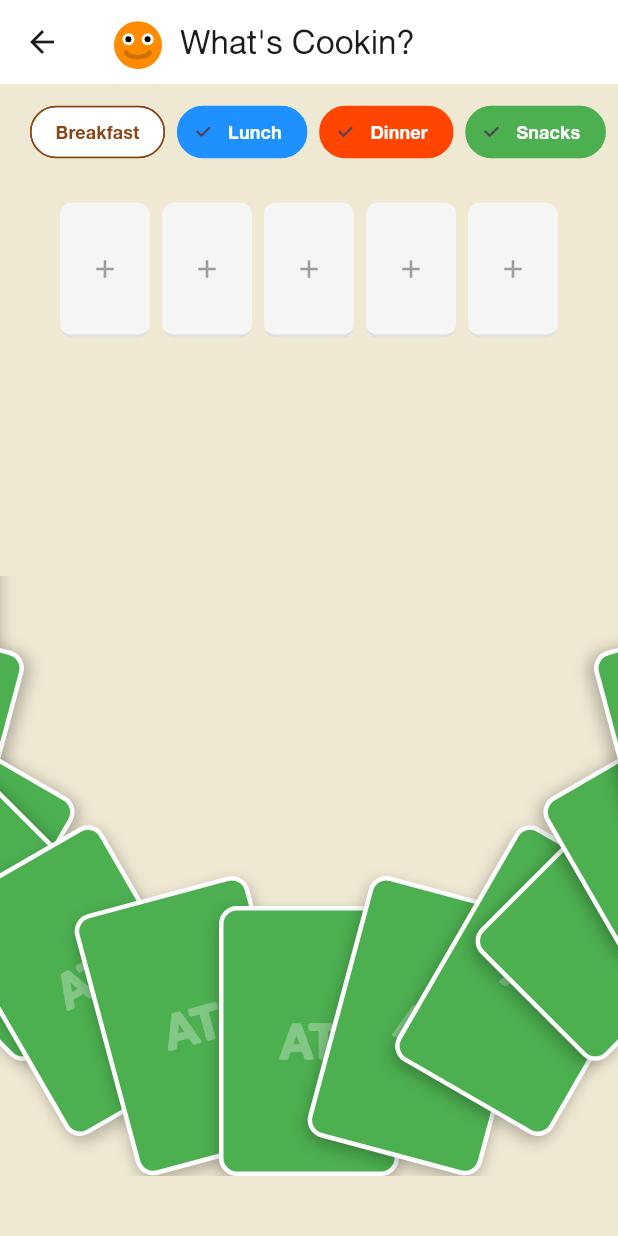
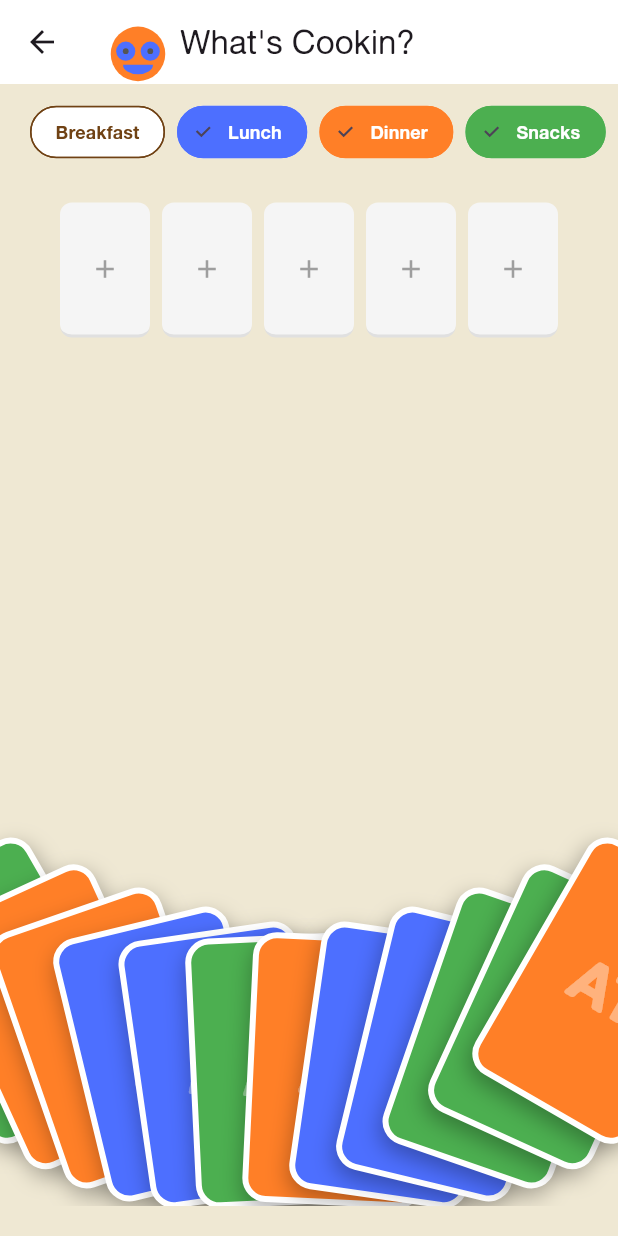
Before and after one commit to Vineel1015/AllTogether, a Flutter app: the FinderScreen screen opened directly, after a tap on "Breakfast", on a phone screen of 412 x 824 dp. Run offline on Flutter 3.47's test engine with Material 3 defaults, Android fonts, the light colour scheme and no system bars; our stand-ins replace connectivity_plus, fl_chart, flutter_riverpod, geolocator, hive_flutter, image_picker and 1 more; missing offline and left inert: google_mlkit_text_recognition; accounts and stored records are empty; network calls fail.

Commit message:
style: refine mascot to match logo and implement magician-style card fan
- Updated MascotWidget with blue eyes, moving grey pupils, and peeping effect.
- Overhauled MealCardDeck into a radial 'Magician Fan' pivoting from bottom.
- Applied brand colors to card backs based on meal category.
- Implemented hover pop-out and drag-to-select with snap-back logic.
- Added immediate review hand for selected meals.
- Integrated mascot into TopNav for global 'peeping' presence.

```diff
--- a/app/lib/core/constants/brand_colors.dart
+++ b/app/lib/core/constants/brand_colors.dart
@@ -2,16 +2,20 @@ import 'package:flutter/material.dart';
 
 class AllTogetherColors {
   // Colors derived from logo/mascot
-  static const Color mascotOrange = Color(0xFFFF8C00); // Vibrant orange face
-  static const Color breakfastBrown = Color(0xFF8B4513); // Saddle Brown
-  static const Color lunchBlue = Color(0xFF1E90FF);    // Dodger Blue
-  static const Color dinnerOrange = Color(0xFFFF4500);   // Orange Red
-  static const Color snackGreen = Colors.green;        // Existing green
+  static const Color mascotOrange = Color(0xFFFF7F27); // From logo face
+  static const Color mascotBlue = Color(0xFF4D6FFF);   // From logo eyes/mouth
+  static const Color mascotGrey = Color(0xFF555555);   // From logo pupils
+
+  static const Color breakfastBrown = Color(0xFF704214); // Sepia/Brown
+  static const Color lunchBlue = Color(0xFF4D6FFF);      // Matching mascot eyes
+  static const Color dinnerOrange = Color(0xFFFF7F27);   // Matching mascot face
+  static const Color snackGreen = Color(0xFF4CAF50);     // Material Green
 
   static Color getMealColor(String type) {
-    if (type.toLowerCase().contains('breakfast')) return breakfastBrown;
-    if (type.toLowerCase().contains('lunch')) return lunchBlue;
-    if (type.toLowerCase().contains('dinner')) return dinnerOrange;
+    final t = type.toLowerCase();
+    if (t.contains('breakfast') || t.contains('_b')) return breakfastBrown;
+    if (t.contains('lunch') || t.contains('_l')) return lunchBlue;
+    if (t.contains('dinner') || t.contains('_d')) return dinnerOrange;
     return snackGreen;
   }
 }
--- a/app/lib/features/finder/widgets/meal_card_deck.dart
+++ b/app/lib/features/finder/widgets/meal_card_deck.dart
@@ -81,9 +81,9 @@ class _MealCardDeckState extends State<MealCardDeck> with TickerProviderStateMix
           Padding(
             padding: const EdgeInsets.all(8.0),
             child: ElevatedButton(
-              style: ElevatedButton.styleFrom(backgroundColor: Colors.green, foregroundColor: Colors.white),
+              style: ElevatedButton.styleFrom(backgroundColor: AllTogetherColors.mascotBlue, foregroundColor: Colors.white),
               onPressed: () => widget.onSelectionComplete(_selectedMeals),
-              child: const Text('Confirm Selections'),
+              child: const Text('Confirm Selections', style: TextStyle(fontWeight: FontWeight.bold)),
             ),
           ),
 
@@ -91,7 +91,7 @@ class _MealCardDeckState extends State<MealCardDeck> with TickerProviderStateMix
 
         // Magician Deck Area
         SizedBox(
-          height: 400,
+          height: 450,
           child: Stack(
             alignment: Alignment.bottomCenter,
             children: [
@@ -99,8 +99,11 @@ class _MealCardDeckState extends State<MealCardDeck> with TickerProviderStateMix
                 ...List.generate(availableMeals.length, (index) {
                   final meal = availableMeals[index];
                   final total = availableMeals.length;
-                  final angle = (index - total / 2) * (pi / 12); // Arc spread
-                  final radius = 300.0;
+                  // Pivot from the bottom center, fan out in an arc
+                  final double arcSpread = pi / 3; // 60 degrees total spread
+                  final double startAngle = -arcSpread / 2;
+                  final double angle = startAngle + (index / (total - 1)) * arcSpread;
+                  final radius = 400.0;
 
                   return _DraggableCard(
                     meal: meal,
@@ -114,11 +117,20 @@ class _MealCardDeckState extends State<MealCardDeck> with TickerProviderStateMix
                   );
                 }),
               if (_isShuffling)
-                const Center(child: CircularProgressIndicator(color: AllTogetherColors.mascotOrange)),
+                const Center(
+                  child: Column(
+                    mainAxisSize: MainAxisSize.min,
+                    children: [
+                      CircularProgressIndicator(color: AllTogetherColors.mascotOrange),
+                      SizedBox(height: 16),
+                      Text('Shuffling Deck...', style: TextStyle(color: AllTogetherColors.mascotOrange, fontWeight: FontWeight.bold)),
+                    ],
+                  ),
+                ),
             ],
           ),
         ),
-        const SizedBox(height: 40),
+        const SizedBox(height: 20),
       ],
     );
   }
@@ -143,13 +155,15 @@ class _DraggableCard extends StatelessWidget {
 
   @override
   Widget build(BuildContext context) {
-    final x = sin(angle) * radius;
-    final y = -cos(angle) * radius + radius;
+    // Pivot from bottom center
+    final double xOffset = sin(angle) * radius;
+    final double yOffset = -cos(angle) * radius + radius;
 
     return AnimatedPositioned(
-      duration: const Duration(milliseconds: 200),
-      bottom: isHovered ? y + 40 : y,
-      left: MediaQuery.of(context).size.width / 2 + x - 60,
+      duration: const Duration(milliseconds: 300),
+      curve: Curves.easeOutBack,
+      bottom: isHovered ? yOffset + 60 : yOffset,
+      left: (MediaQuery.of(context).size.width / 2) + xOffset - 60,
       child: Transform.rotate(
         angle: angle,
         child: MouseRegion(
@@ -157,14 +171,15 @@ class _DraggableCard extends StatelessWidget {
           onExit: (_) => onHover(false),
           child: Draggable<Meal>(
             data: meal,
+            axis: Axis.vertical,
             feedback: Material(
               color: Colors.transparent,
               child: _CardBack(meal: meal, isFaceUp: true),
             ),
             childWhenDragging: const SizedBox.shrink(),
             onDragEnd: (details) {
-              // If dragged high enough, select it
-              if (details.offset.dy < 300) {
+              // Select if dragged up past a threshold
+              if (details.offset.dy < MediaQuery.of(context).size.height * 0.5) {
                 onSelected();
               }
             },
@@ -183,32 +198,69 @@ class _CardBack extends StatelessWidget {
 
   @override
   Widget build(BuildContext context) {
-    final color = AllTogetherColors.getMealColor(meal.id); // Determine by ID prefix or type
+    final color = AllTogetherColors.getMealColor(meal.id);
 
     return Container(
       width: 120,
       height: 180,
       decoration: BoxDecoration(
         color: isFaceUp ? Colors.white : color,
-        borderRadius: BorderRadius.circular(12),
-        border: Border.all(color: Colors.white, width: 3),
-        boxShadow: [BoxShadow(color: Colors.black26, blurRadius: 8, offset: const Offset(0, 4))],
+        borderRadius: BorderRadius.circular(16),
+        border: Border.all(color: Colors.white, width: 4),
+        boxShadow: [
+          BoxShadow(
+            color: Colors.black.withOpacity(0.3),
+            blurRadius: 12,
+            offset: const Offset(0, 6),
+          )
+        ],
       ),
       child: isFaceUp
         ? Column(
             mainAxisAlignment: MainAxisAlignment.center,
             children: [
-              Icon(Icons.restaurant, color: color, size: 30),
+              Icon(Icons.restaurant_menu, color: color, size: 40),
+              const SizedBox(height: 12),
               Padding(
-                padding: const EdgeInsets.all(8.0),
-                child: Text(meal.name, textAlign: TextAlign.center, style: const TextStyle(fontWeight: FontWeight.bold, fontSize: 12)),
+                padding: const EdgeInsets.symmetric(horizontal: 12.0),
+                child: Text(
+                  meal.name,
+                  textAlign: TextAlign.center,
+                  style: TextStyle(
+                    fontWeight: FontWeight.w900,
+                    fontSize: 14,
+                    color: color.darken(),
+                  ),
+                ),
+              ),
+              const SizedBox(height: 8),
+              Text(
+                '${meal.calories} kcal',
+                style: const TextStyle(fontSize: 12, color: Colors.grey, fontWeight: FontWeight.bold),
               ),
             ],
           )
         : Center(
-            child: Text('AT', style: TextStyle(color: Colors.white.withOpacity(0.3), fontSize: 32, fontWeight: FontWeight.w900)),
+            child: Text(
+              'AT',
+              style: TextStyle(
+                color: Colors.white.withOpacity(0.4),
+                fontSize: 40,
+                fontWeight: FontWeight.w900,
+                letterSpacing: 2,
+              ),
+            ),
           ),
     );
+  }
+}
+
+extension ColorExtension on Color {
+  Color darken([double amount = .1]) {
+    assert(amount >= 0 && amount <= 1);
+    final hsl = HSLColor.fromColor(this);
+    final hslDark = hsl.withLightness((hsl.lightness - amount).clamp(0.0, 1.0));
+    return hslDark.toColor();
   }
 }
 
@@ -223,20 +275,30 @@ class _SelectedCard extends StatelessWidget {
     return GestureDetector(
       onTap: onTap,
       child: Container(
-        width: 60,
-        height: 90,
-        margin: const EdgeInsets.symmetric(horizontal: 4),
+        width: 70,
+        height: 100,
+        margin: const EdgeInsets.symmetric(horizontal: 6),
         decoration: BoxDecoration(
           color: Colors.white,
-          borderRadius: BorderRadius.circular(8),
-          border: Border.all(color: color, width: 2),
+          borderRadius: BorderRadius.circular(12),
+          border: Border.all(color: color, width: 3),
+          boxShadow: [BoxShadow(color: color.withOpacity(0.2), blurRadius: 4, offset: const Offset(0, 2))],
         ),
         child: Column(
           mainAxisAlignment: MainAxisAlignment.center,
           children: [
-            Icon(Icons.restaurant, size: 16, color: color),
+            Icon(Icons.restaurant_menu, size: 20, color: color),
             const SizedBox(height: 4),
-            Text(meal.name, maxLines: 1, overflow: TextOverflow.ellipsis, style: const TextStyle(fontSize: 8, fontWeight: FontWeight.bold)),
+            Padding(
+              padding: const EdgeInsets.symmetric(horizontal: 4.0),
+              child: Text(
+                meal.name,
+                maxLines: 2,
+                textAlign: TextAlign.center,
+                overflow: TextOverflow.ellipsis,
+                style: TextStyle(fontSize: 8, fontWeight: FontWeight.w900, color: color.darken(0.2)),
+              ),
+            ),
           ],
         ),
       ),
--- a/app/lib/shared/app_scaffold.dart
+++ b/app/lib/shared/app_scaffold.dart
@@ -12,6 +12,7 @@ import '../features/finder/models/meal_model.dart';
 import '../features/auth/providers/auth_provider.dart';
 import '../features/social/models/post_model.dart';
 import '../features/social/providers/social_provider.dart';
+import 'mascot_widget.dart';
 
 /// Tab indices used by [AppScaffold].
 enum AppTab { potluck, whatsCookin, kaleculations, settings }
@@ -76,7 +77,16 @@ class _AppScaffoldState extends ConsumerState<AppScaffold> {
       height: 60,
       padding: const EdgeInsets.symmetric(horizontal: 16),
       color: Colors.white,
-      child: Row(
+      child: Stack(
+        clipBehavior: Clip.none,
+        children: [
+          // Mascot peeping from behind the nav bar
+          const Positioned(
+            bottom: -30,
+            left: 100,
+            child: MascotWidget(size: 60),
+          ),
+          Row(
             children: [
               IconButton(
                 icon: Icon(_isSidebarVisible ? Icons.menu_open : Icons.menu),
@@ -93,6 +103,8 @@ class _AppScaffoldState extends ConsumerState<AppScaffold> {
               const CircleAvatar(
                 radius: 16,
                 backgroundImage: NetworkImage('https://i.pravatar.cc/150?u=me'),
+              ),
+            ],
           ),
         ],
       ),
--- a/app/lib/shared/mascot_widget.dart
+++ b/app/lib/shared/mascot_widget.dart
@@ -65,39 +65,41 @@ class _MascotPainter extends CustomPainter {
 
   @override
   void paint(Canvas canvas, Size size) {
-    final center = Offset(size.width / 2, size.height / 2 + (bobValue * 5));
-    final radius = size.width / 2.5;
+    // Position mascot slightly lower to create 'peeping' effect
+    final center = Offset(size.width / 2, size.height / 1.5 + (bobValue * 3));
+    final faceRadius = size.width / 2.2;
 
-    // Face
+    // 1. Face (Orange Circle)
     final facePaint = Paint()..color = AllTogetherColors.mascotOrange;
-    canvas.drawCircle(center, radius, facePaint);
+    canvas.drawCircle(center, faceRadius, facePaint);
 
-    // Eye whites
-    final whitePaint = Paint()..color = Colors.white;
-    final leftEyeCenter = center + Offset(-radius / 2.5, -radius / 4);
-    final rightEyeCenter = center + Offset(radius / 2.5, -radius / 4);
-    canvas.drawCircle(leftEyeCenter, radius / 4, whitePaint);
-    canvas.drawCircle(rightEyeCenter, radius / 4, whitePaint);
+    // 2. Eyes (Large Blue Circles - Fixed Position)
+    final eyePaint = Paint()..color = AllTogetherColors.mascotBlue;
+    final eyeRadius = faceRadius * 0.35;
+    final leftEyeCenter = center + Offset(-faceRadius * 0.45, -faceRadius * 0.1);
+    final rightEyeCenter = center + Offset(faceRadius * 0.45, -faceRadius * 0.1);
+    canvas.drawCircle(leftEyeCenter, eyeRadius, eyePaint);
+    canvas.drawCircle(rightEyeCenter, eyeRadius, eyePaint);
 
-    // Pupils (Googly effect)
-    final pupilPaint = Paint()..color = Colors.black;
-    canvas.drawCircle(leftEyeCenter + eyeOffset, radius / 8, pupilPaint);
-    canvas.drawCircle(rightEyeCenter + eyeOffset, radius / 8, pupilPaint);
+    // 3. Pupils (Grey Circles - Moving)
+    final pupilPaint = Paint()..color = AllTogetherColors.mascotGrey;
+    final pupilRadius = eyeRadius * 0.3;
+    // Limit pupil movement within the blue eye
+    final limitedOffset = Offset(
+      eyeOffset.dx.clamp(-pupilRadius, pupilRadius),
+      eyeOffset.dy.clamp(-pupilRadius, pupilRadius),
+    );
+    canvas.drawCircle(leftEyeCenter + limitedOffset, pupilRadius, pupilPaint);
+    canvas.drawCircle(rightEyeCenter + limitedOffset, pupilRadius, pupilPaint);
 
-    // Smile
-    final smilePaint = Paint()
-      ..color = Colors.black.withOpacity(0.2)
-      ..style = PaintingStyle.stroke
-      ..strokeWidth = 3
-      ..strokeCap = StrokeCap.round;
-
-    final smilePath = Path()
-      ..addArc(
-        Rect.fromCenter(center: center + Offset(0, radius / 4), width: radius, height: radius / 2),
-        0.2,
-        pi - 0.4,
-      );
-    canvas.drawPath(smilePath, smilePaint);
+    // 4. Mouth (Blue Semi-Circle at bottom)
+    final mouthPaint = Paint()..color = AllTogetherColors.mascotBlue;
+    final mouthRect = Rect.fromCenter(
+      center: center + Offset(0, faceRadius * 0.4),
+      width: faceRadius * 1.1,
+      height: faceRadius * 0.7,
+    );
+    canvas.drawArc(mouthRect, 0, pi, true, mouthPaint);
   }
 
   @override
```
Also changed, not shown: fanned_out_cards_face_down.jpg (added). Lines whose indentation alone changed are shown as unchanged.
